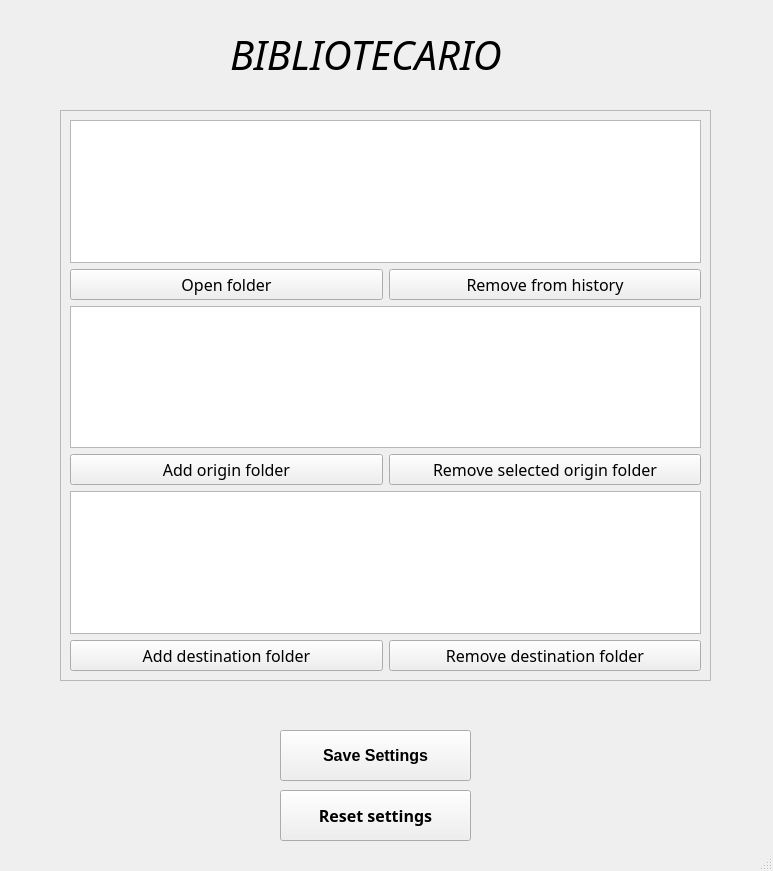
First picture: the form in src/gui/app.ui, repository TomiVidal99/bibliotecario, before the edit.
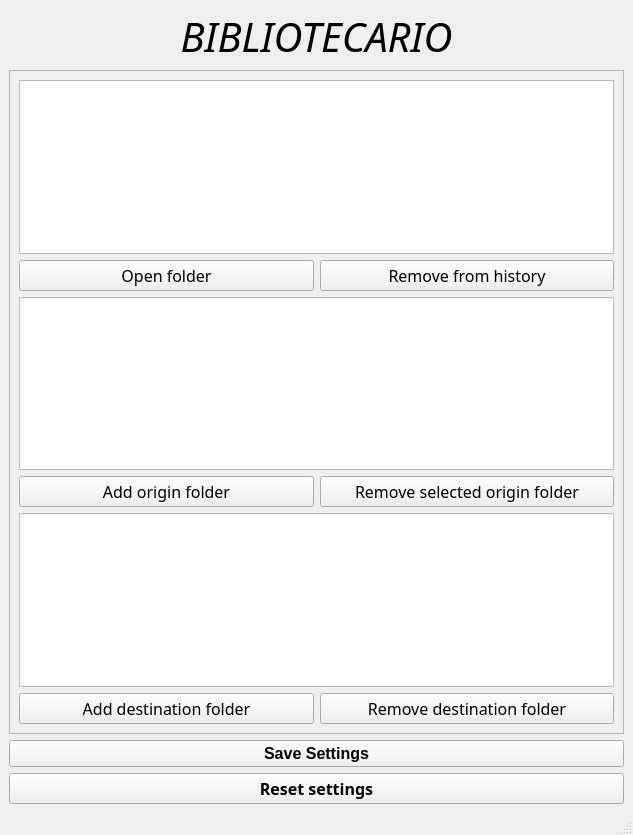
Second picture: the form after the edit.

```diff
--- a/src/gui/app.ui
+++ b/src/gui/app.ui
@@ -6,23 +6,35 @@
    <rect>
     <x>0</x>
     <y>0</y>
-    <width>773</width>
-    <height>871</height>
+    <width>633</width>
+    <height>835</height>
    </rect>
   </property>
   <property name="windowTitle">
    <string>MainWindow</string>
   </property>
   <widget class="QWidget" name="app_container">
-   <widget class="QScrollArea" name="app">
-    <property name="geometry">
-     <rect>
-      <x>60</x>
-      <y>110</y>
-      <width>651</width>
-      <height>571</height>
-     </rect>
-    </property>
+   <layout class="QVBoxLayout" name="verticalLayout_5">
+    <item>
+     <widget class="QLabel" name="label_app_title">
+      <property name="font">
+       <font>
+        <family>Hack Nerd Font</family>
+        <pointsize>30</pointsize>
+        <italic>true</italic>
+        <strikeout>false</strikeout>
+       </font>
+      </property>
+      <property name="text">
+       <string>BIBLIOTECARIO</string>
+      </property>
+      <property name="alignment">
+       <set>Qt::AlignCenter</set>
+      </property>
+     </widget>
+    </item>
+    <item>
+     <widget class="QScrollArea" name="settings_container">
     <property name="verticalScrollBarPolicy">
      <enum>Qt::ScrollBarAsNeeded</enum>
     </property>
@@ -37,8 +49,8 @@
       <rect>
        <x>0</x>
        <y>0</y>
-       <width>647</width>
-       <height>567</height>
+         <width>617</width>
+         <height>659</height>
       </rect>
      </property>
      <property name="font">
@@ -117,24 +129,32 @@
      </layout>
     </widget>
    </widget>
+    </item>
+    <item>
+     <widget class="QPushButton" name="btn_save_settings">
+      <property name="font">
+       <font>
+        <pointsize>12</pointsize>
+        <weight>75</weight>
+        <bold>true</bold>
+       </font>
+      </property>
+      <property name="text">
+       <string>Save Settings</string>
+      </property>
+     </widget>
+    </item>
+    <item>
    <widget class="QPushButton" name="btn_reset_settings">
-    <property name="geometry">
-     <rect>
-      <x>280</x>
-      <y>790</y>
-      <width>191</width>
-      <height>51</height>
-     </rect>
-    </property>
     <property name="minimumSize">
      <size>
-      <width>30</width>
+        <width>0</width>
       <height>0</height>
      </size>
     </property>
     <property name="maximumSize">
      <size>
-      <width>761</width>
+        <width>16777215</width>
       <height>16777215</height>
      </size>
     </property>
@@ -150,47 +170,8 @@
      <string>Reset settings</string>
     </property>
    </widget>
-   <widget class="QPushButton" name="btn_save_settings">
-    <property name="geometry">
-     <rect>
-      <x>280</x>
-      <y>730</y>
-      <width>191</width>
-      <height>51</height>
-     </rect>
-    </property>
-    <property name="font">
-     <font>
-      <pointsize>12</pointsize>
-      <weight>75</weight>
-      <bold>true</bold>
-     </font>
-    </property>
-    <property name="text">
-     <string>Save Settings</string>
-    </property>
-   </widget>
-   <widget class="QLabel" name="label_app_title">
-    <property name="geometry">
-     <rect>
-      <x>230</x>
-      <y>30</y>
-      <width>314</width>
-      <height>48</height>
-     </rect>
-    </property>
-    <property name="font">
-     <font>
-      <family>Hack Nerd Font</family>
-      <pointsize>30</pointsize>
-      <italic>true</italic>
-      <strikeout>false</strikeout>
-     </font>
-    </property>
-    <property name="text">
-     <string>BIBLIOTECARIO</string>
-    </property>
-   </widget>
+    </item>
+   </layout>
   </widget>
   <widget class="QStatusBar" name="statusbar"/>
  </widget>
```
Lines whose indentation alone changed are shown as unchanged.
